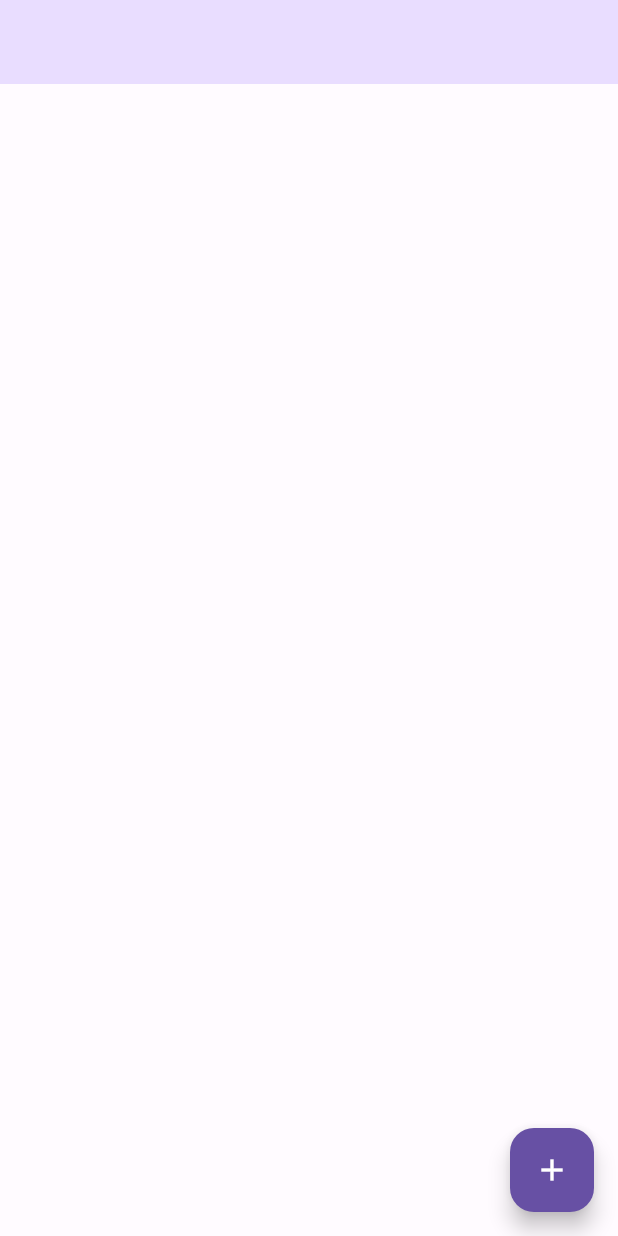
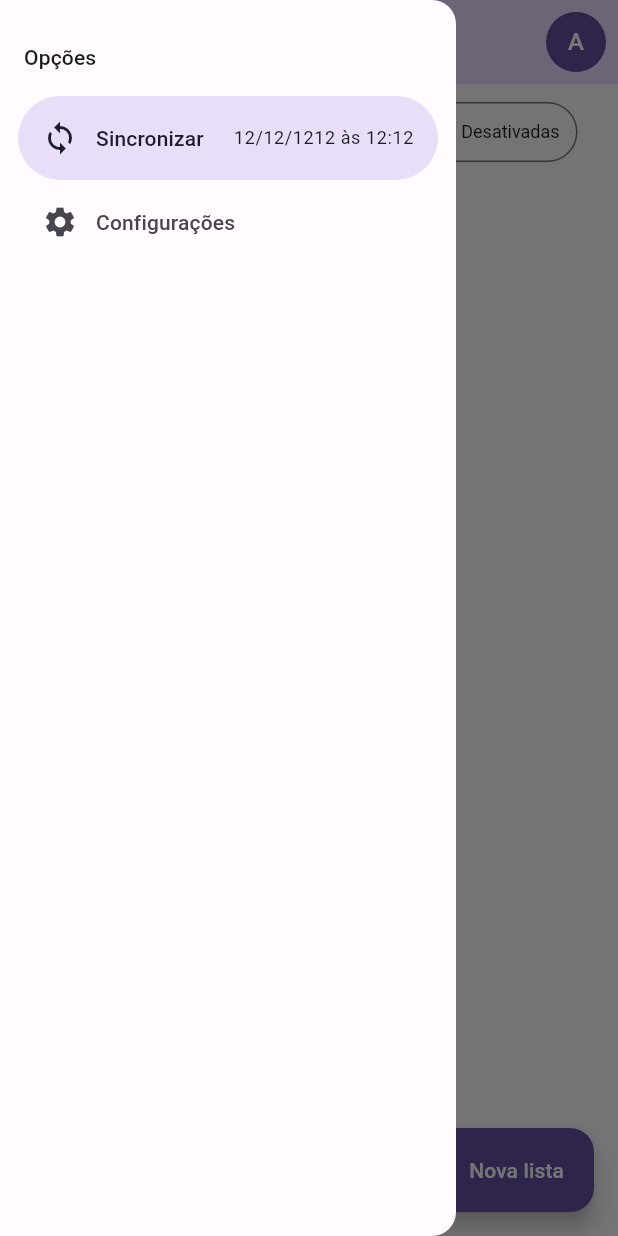
Before and after one commit to diegoventurasg/listinha, a Flutter app: the screen it shows after launch, with the side drawer open (before the commit the screen has no drawer), on a phone screen of 412 x 824 dp. Run offline on Flutter 3.47's test engine with Material 2 defaults, Android fonts, the phone set to English and light mode, and no system bars.

Commit message:
cria home page

```diff
--- a/app/lib/app/app_widget.dart
+++ b/app/lib/app/app_widget.dart
@@ -1,5 +1,6 @@
 import 'package:flutter/material.dart';
 
+import 'home/home_page.dart';
 import 'shared/themes/themes.dart';
 
 class AppWidget extends StatelessWidget {
@@ -13,14 +14,7 @@ class AppWidget extends StatelessWidget {
       themeMode: ThemeMode.light,
       theme: lightTheme,
       darkTheme: darkTheme,
-      home: Scaffold(
-        appBar: AppBar(),
-        floatingActionButton: FloatingActionButton(
-          onPressed: () {},
-          child: const Icon(Icons.add),
-        ),
-        body: Container(),
-      ),
+      home: const HomePage(),
     );
   }
 }
--- /dev/null
+++ b/app/lib/app/home/home_page.dart
@@ -0,0 +1,60 @@
+import 'package:flutter/material.dart';
+
+import '../shared/widgets/user_image_button.dart';
+import 'widgets/custom_drawer.dart';
+
+class HomePage extends StatelessWidget {
+  const HomePage({super.key});
+
+  @override
+  Widget build(BuildContext context) {
+    return Scaffold(
+      drawer: const CustomDrawer(),
+      appBar: AppBar(
+        title: const Text('LISTINHA'),
+        actions: const [
+          Padding(
+            padding: EdgeInsets.only(right: 8),
+            child: UserImageButton(),
+          ),
+        ],
+      ),
+      floatingActionButton: FloatingActionButton.extended(
+        icon: const Icon(Icons.edit),
+        label: const Text('Nova lista'),
+        onPressed: () {},
+      ),
+      body: Center(
+        child: Column(
+          children: [
+            Padding(
+              padding: const EdgeInsets.all(8),
+              child: SegmentedButton(
+                segments: const [
+                  ButtonSegment(
+                    value: 0,
+                    label: Text('Todos'),
+                  ),
+                  ButtonSegment(
+                    value: 1,
+                    label: Text('Pendentes'),
+                  ),
+                  ButtonSegment(
+                    value: 2,
+                    label: Text('Concluídas'),
+                  ),
+                  ButtonSegment(
+                    value: 3,
+                    label: Text('Desativadas'),
+                  ),
+                ],
+                selected: const {0},
+                onSelectionChanged: (values) {},
+              ),
+            ),
+          ],
+        ),
+      ),
+    );
+  }
+}
--- /dev/null
+++ b/app/lib/app/home/widgets/custom_drawer.dart
@@ -0,0 +1,37 @@
+import 'package:flutter/material.dart';
+
+class CustomDrawer extends StatelessWidget {
+  const CustomDrawer({super.key});
+
+  @override
+  Widget build(BuildContext context) {
+    return NavigationDrawer(
+      children: [
+        Padding(
+          padding: const EdgeInsets.fromLTRB(16, 28, 16, 16),
+          child: Text(
+            'Opções',
+            style: Theme.of(context).textTheme.titleSmall,
+          ),
+        ),
+        NavigationDrawerDestination(
+          icon: const Icon(Icons.sync),
+          label: Row(
+            children: [
+              const Text('Sincronizar'),
+              const SizedBox(width: 20),
+              Text(
+                '12/12/1212 às 12:12',
+                style: Theme.of(context).textTheme.bodySmall,
+              ),
+            ],
+          ),
+        ),
+        const NavigationDrawerDestination(
+          icon: Icon(Icons.settings),
+          label: Text('Configurações'),
+        ),
+      ],
+    );
+  }
+}
--- a/app/lib/app/shared/themes/themes.dart
+++ b/app/lib/app/shared/themes/themes.dart
@@ -13,6 +13,7 @@ ThemeData get lightTheme => ThemeData(
         backgroundColor: _lightColorScheme.primary,
         foregroundColor: Colors.white,
       ),
+      segmentedButtonTheme: _segmentedButtonTheme,
     );
 
 ThemeData get darkTheme => ThemeData(
@@ -22,4 +23,22 @@ ThemeData get darkTheme => ThemeData(
         centerTitle: true,
         backgroundColor: _darkColorScheme.primaryContainer,
       ),
+      segmentedButtonTheme: _segmentedButtonTheme,
     );
+
+SegmentedButtonThemeData get _segmentedButtonTheme => SegmentedButtonThemeData(
+      style: ButtonStyle(
+        textStyle: MaterialStateProperty.resolveWith<TextStyle?>(
+          (states) {
+            if (states.contains(MaterialState.selected)) {
+              return const TextStyle(
+                fontSize: 10,
+              );
+            }
+            return const TextStyle(
+              fontSize: 12,
+            );
+          },
+        ),
+      ),
+    );
--- /dev/null
+++ b/app/lib/app/shared/widgets/user_image_button.dart
@@ -0,0 +1,16 @@
+import 'package:flutter/material.dart';
+
+class UserImageButton extends StatelessWidget {
+  const UserImageButton({super.key});
+
+  @override
+  Widget build(BuildContext context) {
+    return GestureDetector(
+      child: CircleAvatar(
+        backgroundColor: Theme.of(context).primaryColor,
+        foregroundColor: Colors.white,
+        child: const Text('A'),
+      ),
+    );
+  }
+}
```
